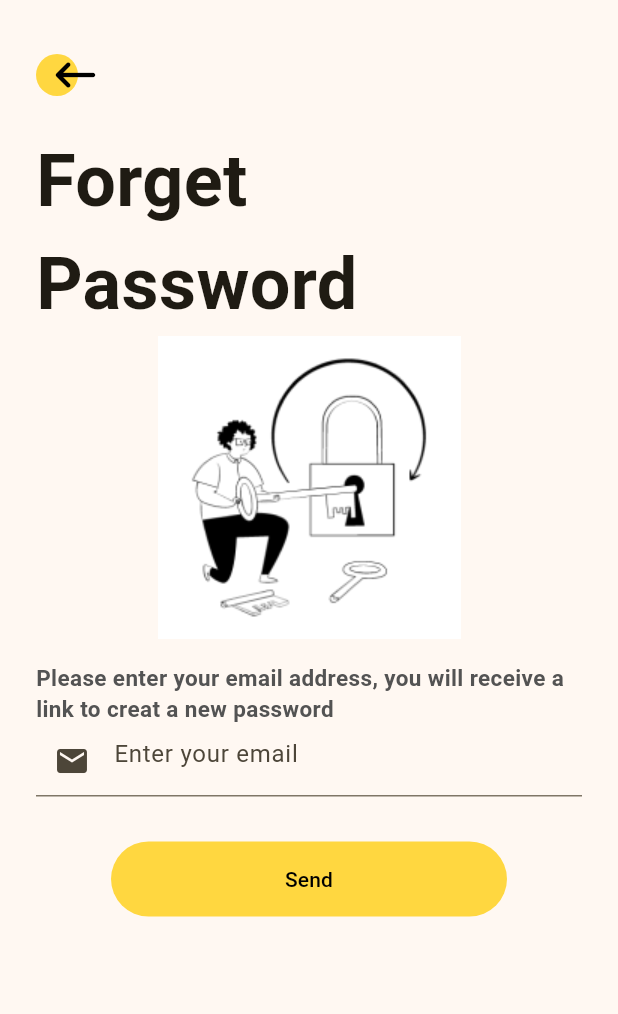
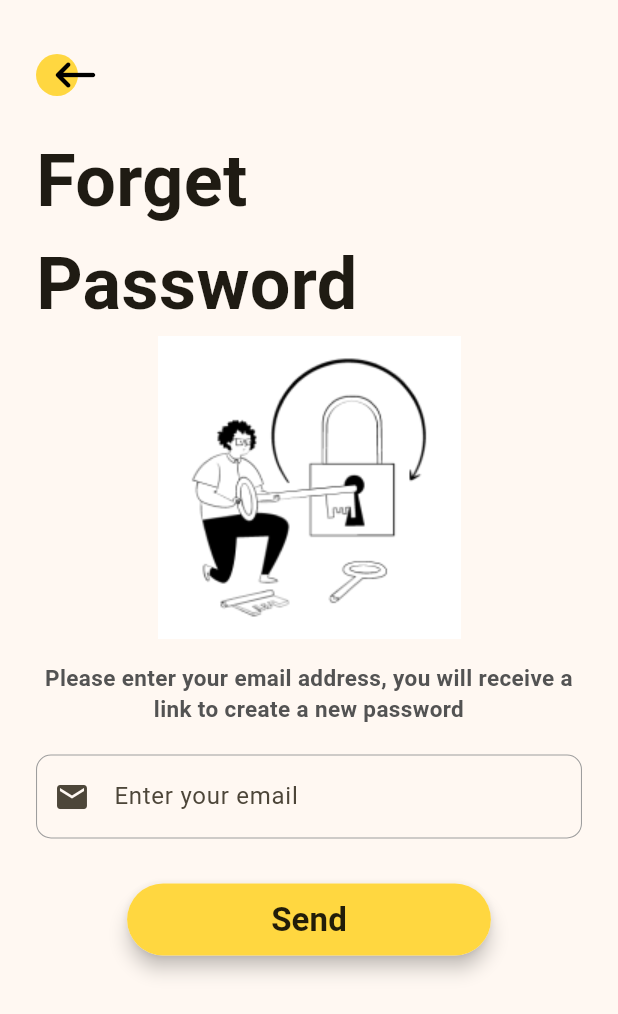
Before and after one commit to Dohahamdyy/citizen-connect, a Flutter app: the screen it shows after launch, after a tap on "Forgot password?", on a phone screen of 412 x 824 dp. Shown: the top 1014 px of the screen. Run offline on Flutter 3.47's test engine with Material 3 defaults, Android fonts, the phone set to English and light mode, and no system bars; our stand-ins replace flutter_svg, image_picker.

Commit message:
updates to login & sign up screens

```diff
--- a/lib/ui/screens/forget_password_screen.dart
+++ b/lib/ui/screens/forget_password_screen.dart
@@ -1,4 +1,5 @@
 import 'package:flutter/material.dart';
+import 'package:flutter_demo/ui/utils/common.dart';
 import 'package:flutter_demo/ui/widgets/back_button.dart';
 
 class Forgetpasswordscreen extends StatelessWidget {
@@ -30,7 +31,8 @@ class Forgetpasswordscreen extends StatelessWidget {
               const SizedBox(height: 15),
               const Center(
                 child: Text(
-                  'Please enter your email address, you will receive a link to creat a new password',
+                  'Please enter your email address, you will receive a link to create a new password',
+                  textAlign: TextAlign.center,
                   style: TextStyle(
                     fontSize: 15,
                     fontWeight: FontWeight.w600,
@@ -38,50 +40,55 @@ class Forgetpasswordscreen extends StatelessWidget {
                   ),
                 ),
               ),
+              const SizedBox(height: 20),
               TextFormField(
-                onFieldSubmitted: (value)
-                {
-                  print(value);
-
-                },
-                onChanged: (value)
-                {
+                onFieldSubmitted: (value) {
                   print(value);
                 },
-                decoration: const InputDecoration(
+                onChanged: (value) {
+                  print(value);
+                },
+                decoration: textFieldDecoration.copyWith(
                   hintText: 'Enter your email',
-                  prefixIcon: Icon(
+                  prefixIcon: const Icon(
                     Icons.email,
                   ),
-
                 ),
+                keyboardType: TextInputType.emailAddress,
               ),
-              const SizedBox(height: 10,),
-              Container(
-                margin: EdgeInsets.symmetric(
-                    horizontal: 50.0,
-                    vertical: 20.0
+              const SizedBox(height: 30),
+              Row(
+                mainAxisAlignment: MainAxisAlignment.center,
+                children: [
+                  Material(
+                    borderRadius: BorderRadius.circular(30),
+                    elevation: 5,
+                    child: Container(
+                      decoration: BoxDecoration(
+                        borderRadius: BorderRadius.circular(30),
+                        color: Colors.amberAccent,
                       ),
-                width: double.infinity,
-                decoration: BoxDecoration(
-                    color: Colors.amberAccent,
-                    borderRadius: BorderRadius.circular(30)),
-                height: 50.0,
                       child: MaterialButton(
-                  onPressed: ()
-                  {
-                  },
-                  child: const Text(
+                        onPressed: () {},
+                        child: const Padding(
+                          padding: EdgeInsets.symmetric(horizontal: 80),
+                          child: Text(
                             'Send',
                             style: TextStyle(
-                      color: Colors.black,
+                              fontSize: 22,
+                              fontWeight: FontWeight.bold,
                             ),
                           ),
                         ),
                       ),
-
+                    ),
+                  ),
                 ],
-          )),
-    ));
+              ),
+            ],
+          ),
+        ),
+      ),
+    );
   }
 }
--- a/lib/ui/screens/login_screen.dart
+++ b/lib/ui/screens/login_screen.dart
@@ -1,6 +1,7 @@
 import 'package:flutter/gestures.dart';
 import 'package:flutter/material.dart';
 import 'package:flutter_demo/ui/utils/colors.dart';
+import 'package:flutter_demo/ui/utils/common.dart';
 import 'package:flutter_svg/flutter_svg.dart';
 
 import '../widgets/back_button.dart';
@@ -39,7 +40,7 @@ class _LoginScreenState extends State<LoginScreen> {
                   children: [
                     TextFormField(
                       controller: _emailController,
-                      decoration: const InputDecoration(
+                      decoration: textFieldDecoration.copyWith(
                         labelText: 'Email',
                       ),
                       validator: (value) {
@@ -52,7 +53,7 @@ class _LoginScreenState extends State<LoginScreen> {
                     const SizedBox(height: 20),
                     TextFormField(
                       controller: _passwordController,
-                      decoration: const InputDecoration(
+                      decoration: textFieldDecoration.copyWith(
                         labelText: 'Password',
                       ),
                       validator: (value) {
@@ -118,9 +119,7 @@ class _LoginScreenState extends State<LoginScreen> {
               RichText(
                 text: TextSpan(
                   text: 'Don\'t have an account? ',
-                  style: const TextStyle(
-                    color: Colors.black,
-                  ),
+                  style: const TextStyle(color: Colors.black, fontWeight: FontWeight.bold),
                   children: [
                     TextSpan(
                       text: 'Sign up',
--- a/lib/ui/screens/splash_screen.dart
+++ b/lib/ui/screens/splash_screen.dart
@@ -1,5 +1,6 @@
 import 'package:flutter/material.dart';
 import 'package:flutter_demo/ui/utils/colors.dart';
+import 'package:flutter_svg/flutter_svg.dart';
 
 class SplashScreen extends StatefulWidget {
   const SplashScreen({super.key});
@@ -19,23 +20,20 @@ class _SplashScreenState extends State<SplashScreen> {
 
   @override
   Widget build(BuildContext context) {
-    return const Scaffold(
+    return Scaffold(
       backgroundColor: AppColors.yellowColor,
       body: Center(
         child: Column(
           mainAxisAlignment: MainAxisAlignment.center,
           children: [
-            Text(
-              'Citizen\nConnect',
-              textAlign: TextAlign.center,
-              style: TextStyle(
-                fontSize: 50,
-                color: Colors.white,
-                fontWeight: FontWeight.w500,
-              ),
+            SvgPicture.asset(
+              'assets/images/app_logo.svg',
+              height: 100,
+              // width: 200,
+              color: Colors.white,
             ),
-            SizedBox(height: 100),
-            Text(
+            const SizedBox(height: 100),
+            const Text(
               'Welcome',
               style: TextStyle(
                 fontSize: 40,
--- /dev/null
+++ b/lib/ui/utils/common.dart
@@ -0,0 +1,18 @@
+import 'package:flutter/material.dart';
+
+final textFieldDecoration = InputDecoration(
+  focusedBorder: OutlineInputBorder(
+    borderRadius: BorderRadius.circular(10),
+    borderSide: const BorderSide(
+      color: Colors.grey,
+      width: 0.7,
+    ),
+  ),
+  enabledBorder: OutlineInputBorder(
+    borderRadius: BorderRadius.circular(10),
+    borderSide: const BorderSide(
+      color: Colors.grey,
+      width: 0.7,
+    ),
+  ),
+);
```
Also changed, not shown: lib/ui/screens/signup_screen.dart (+44 -13 lines). Lines whose indentation alone changed are shown as unchanged.
